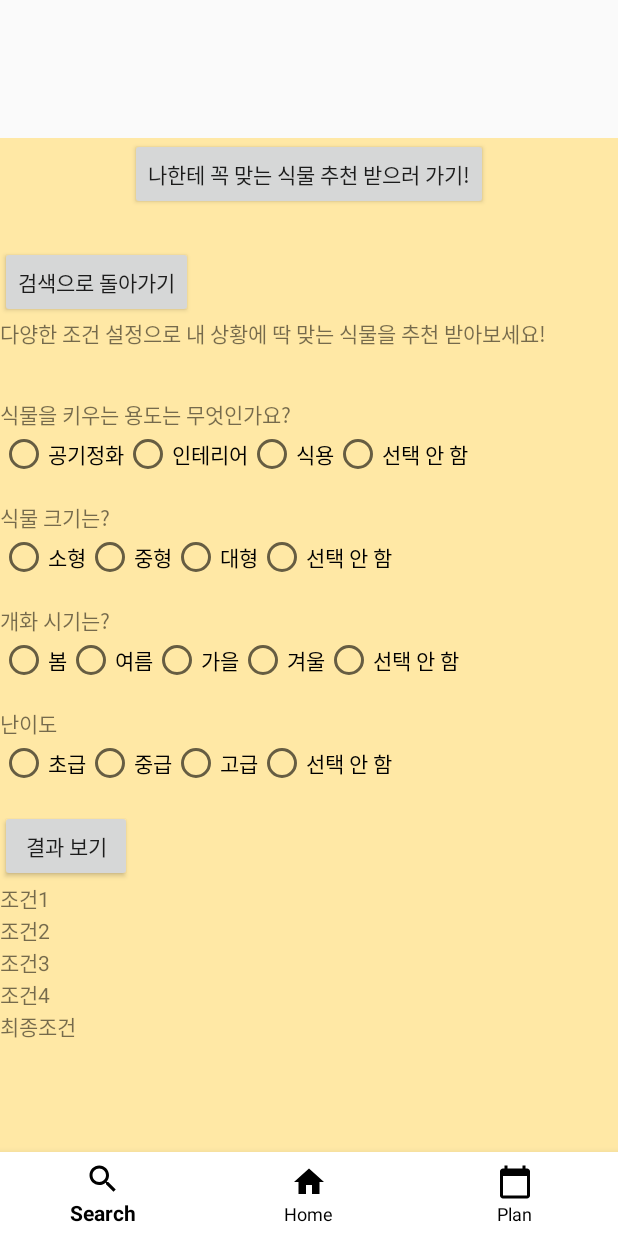
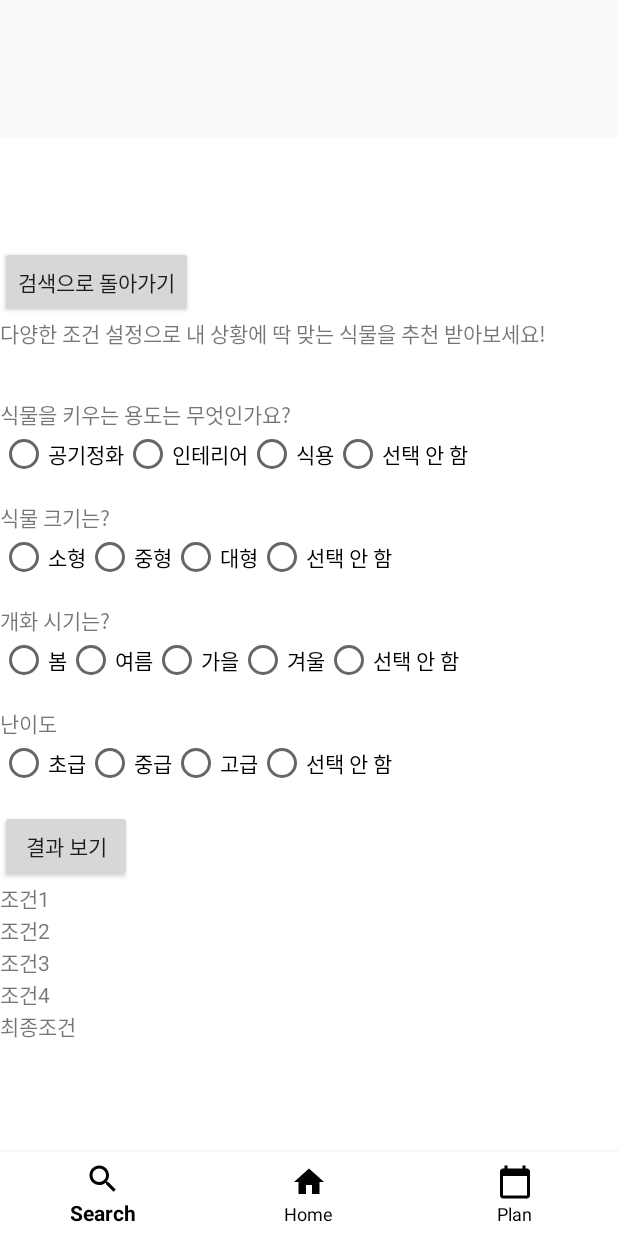
Before and after one commit to nijuy/chlorophyll, an Android app: the screen it shows after launch (MainActivity), after a tap on "나한테 꼭 맞는 식물 추천 받으러 가기!", on a phone screen of 412 x 824 dp. Run offline under Robolectric (Android 15) with nearby library versions, the phone set to English and light mode, and no system bars.

Commit message:
검색 -> 추천 화면 전환 수정

```diff
--- a/app/src/main/java/com/example/myapplication/search/FragmentSearch.java
+++ b/app/src/main/java/com/example/myapplication/search/FragmentSearch.java
@@ -28,7 +28,7 @@ public class FragmentSearch extends Fragment {
         Button btnRecommend = view.findViewById(R.id.button); //추천 페이지로 가는 버튼 초기화
         btnRecommend.setOnClickListener(view -> {
             FragmentTransaction ft = getChildFragmentManager().beginTransaction();
-            ft.replace(R.id.search_frame, rec);
+            ft.replace(R.id.fragment_search, rec);
             ft.setTransition(FragmentTransaction.TRANSIT_FRAGMENT_OPEN);
             ft.commit();
 
--- a/app/src/main/res/layout/fragment_recommend.xml
+++ b/app/src/main/res/layout/fragment_recommend.xml
@@ -5,7 +5,7 @@
     android:id="@+id/fragment_recommend"
     android:layout_width="match_parent"
     android:layout_height="match_parent"
-    android:background="@color/yellow">
+    android:background="@color/white">
 
     <LinearLayout
         android:layout_width="match_parent"
--- a/app/src/main/res/values/colors.xml
+++ b/app/src/main/res/values/colors.xml
@@ -7,7 +7,4 @@
     <color name="teal_700">#FF018786</color>
     <color name="black">#FF000000</color>
     <color name="white">#FFFFFFFF</color>
-
-
-    <color name="yellow">#FFE8A5</color> <!-- 추천페이지 띄울 때 범위 보려고 임시 배경색 지정 / 나중에 없애야함 -->
 </resources>
```
